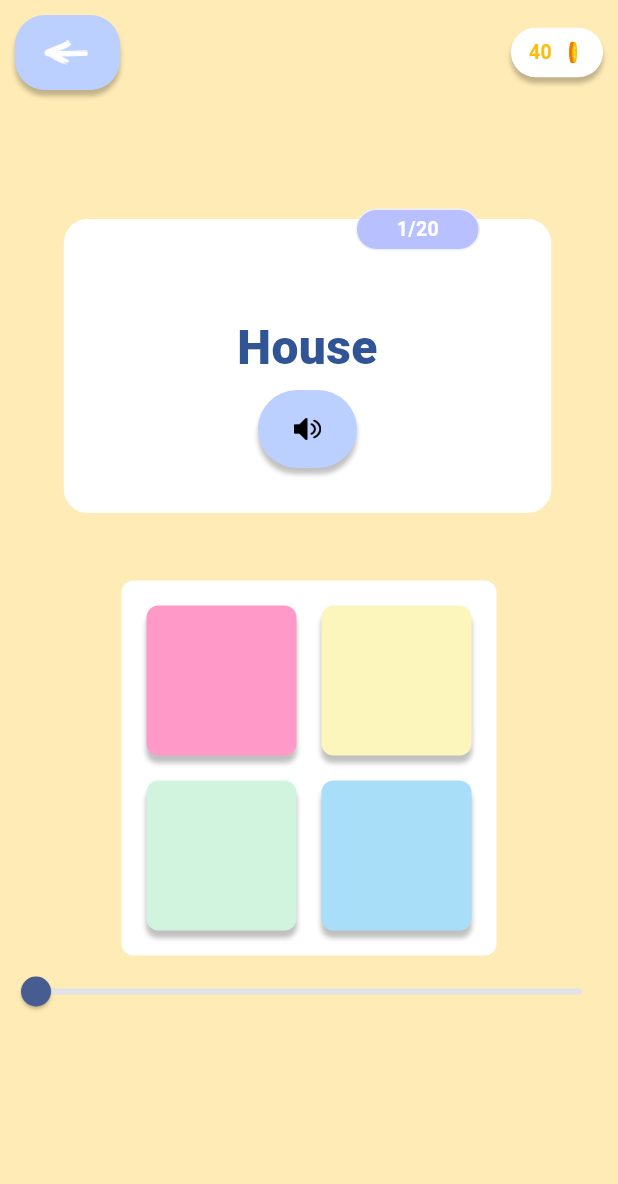
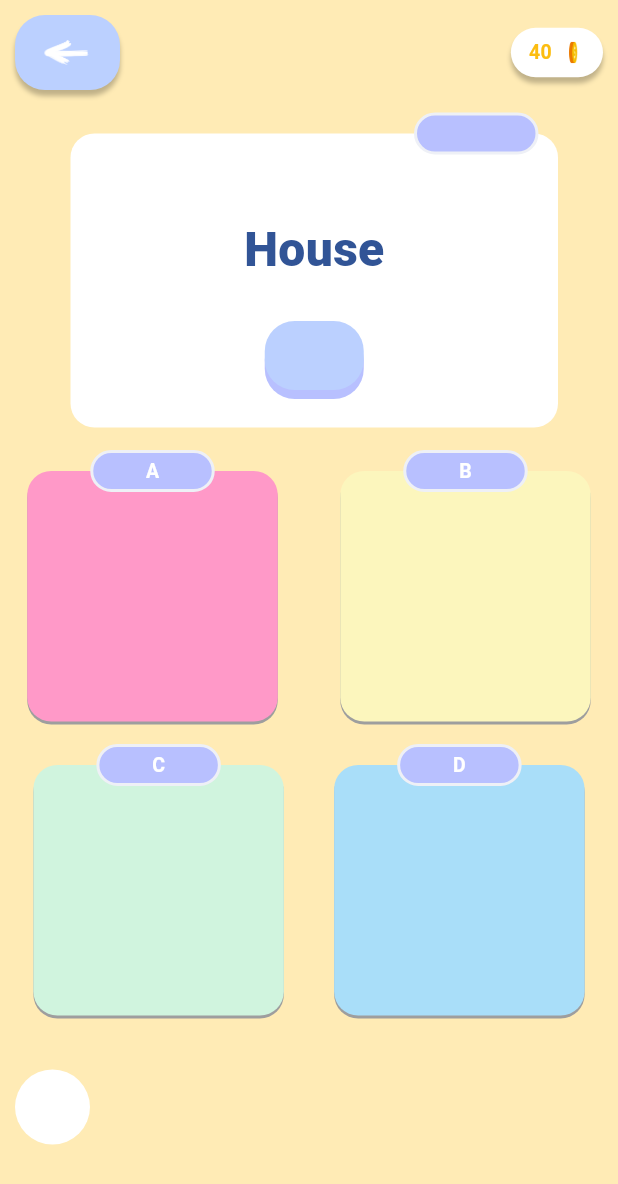
Before and after one commit to phamvmnhut/card-game-for-kid-app, a Flutter app: the PlaySessionScreen screen opened directly with sample values from the repository, on a phone screen of 412 x 824 dp. Shown: the top 1184 px of the screen. Run offline on Flutter 3.47's test engine with Material 2 defaults, Android fonts, the phone set to English and light mode, and no system bars; our stand-ins replace audioplayers, firebase_core, firebase_crashlytics, go_router, google_mobile_ads, in_app_purchase and 1 more; missing offline and left inert: games_services; accounts and stored records are empty.

Commit message:
Update screen play session

```diff
--- a/lib/src/play_session/play_session_screen.dart
+++ b/lib/src/play_session/play_session_screen.dart
@@ -66,125 +66,122 @@ class _PlaySessionScreenState extends State<PlaySessionScreen> {
           body: Stack(
             children: [
               SafeArea(
+                child: Center(
+                  // This is the entirety of the "game".
                   child: Padding(
                     padding: EdgeInsets.fromLTRB(10, 10, 10, 0),
-                  child: Row(
+                    child: Column(
+                      mainAxisAlignment: MainAxisAlignment.start,
+                      crossAxisAlignment: CrossAxisAlignment.center,
+                      children: [
+                        Row(
                           mainAxisAlignment: MainAxisAlignment.spaceBetween,
                           children: const [
                             Back(path: '/play'),
                             GoldCoin(),
                           ],
                         ),
+                        Container(
+                          margin: const EdgeInsets.only(top: 15, left: 7),
+                          width: 325,
+                          height: 210,
+                          decoration: BoxDecoration(
+                            color: Colors.transparent,
+                            borderRadius: BorderRadius.circular(16),
                           ),
-              ),
-              Center(
-                // This is the entirety of the "game".
-                child: Column(
-                  mainAxisAlignment: MainAxisAlignment.center,
-                  children: [
-                    // Align(
-                    //   alignment: Alignment.centerRight,
-                    //   child: InkResponse(
-                    //     onTap: () => GoRouter.of(context).push('/settings'),
-                    //     child: Image.asset(
-                    //       'assets/images/settings.png',
-                    //       semanticLabel: 'Settings',
-                    //     ),
-                    //   ),
-                    // ),
-                    const Spacer(),
-                    Container(
-                      margin: EdgeInsets.fromLTRB(8, 0, 10, 38),
-                      width: double.infinity,
-                      height: 210,
                           child: Stack(
                             children: [
-                          Center(
-                            child: Positioned(
+                              Positioned(
                                 left: 0,
-                              top: 14,
-                              child: Align(
-                                child: SizedBox(
+                                bottom: 0,
+                                child: Container(
                                   width: 325,
                                   height: 196,
-                                  child: Container(
                                   decoration: BoxDecoration(
+                                    color: const Color(0xFFFFFFFF),
                                     borderRadius: BorderRadius.circular(16),
-                                      color: Color(0xffffffff),
+                                  ),
+                                  child: Column(
+                                    mainAxisAlignment: MainAxisAlignment.spaceEvenly,
+                                    children: [
+                                      const SizedBox(
+                                        height: 4,
+                                      ),
+                                      const Text(
+                                        'House',
+                                        style: TextStyle(
+                                            color: Color(0xFF315496),
+                                            fontWeight: FontWeight.w900,
+                                            fontSize: 32),
+                                      ),
+                                      Container(
+                                        width: 66,
+                                        height: 46,
+                                        decoration: BoxDecoration(
+                                            color: const Color(0xFFBBD0FF),
+                                            borderRadius: BorderRadius.circular(20),
+                                            boxShadow: const [
+                                              BoxShadow(
+                                                color: Color(0xFFB8C0FF),
+                                                offset: Offset(0, 6),
+                                              )
+                                            ]),
+                                      ),
+                                    ],
                                   ),
                                 ),
                               ),
-                              ),
-                            ),
-                          ),
-                          Align(
-                            child: Container(
-                              margin: EdgeInsets.only(bottom: 25),
-                              width: 106,
-                              height: 38,
-                              child: Text(
-                                'House',
-                                textAlign: TextAlign.center,
-                                style: TextStyle(
-                                  fontSize: 32,
-                                  fontWeight: FontWeight.w900,
-                                  height: 1.185,
-                                  color: Color(0xff315495),
-                                ),
-                              ),
-                            ),
-                          ),
-                          Align(
-                            alignment: Alignment.bottomCenter,
-                            child: Container(
-                                margin: EdgeInsets.only(bottom: 37),
-                                width: 66,
-                                height: 52,
-                                child:
-                                    Listen(audioController: audioController)),
-                          ),
                               Positioned(
-                            left: 229,
                                 top: 0,
+                                right: 13,
                                 child: Container(
                                   width: 83,
                                   height: 28,
                                   decoration: BoxDecoration(
-                                border: Border.all(color: Color(0xffeef0f6)),
-                                color: Color(0xffb8c0ff),
-                                borderRadius: BorderRadius.circular(25),
-                              ),
-                              child: Center(
-                                child: Text(
-                                  '1/20',
-                                  style: TextStyle(
-                                    fontSize: 13,
-                                    fontWeight: FontWeight.w700,
-                                    height: 1.185,
-                                    color: Color(0xffffffff),
-                                  ),
-                                ),
-                              ),
+                                      color: const Color(0xFFB8C0FF),
+                                      borderRadius: BorderRadius.circular(16),
+                                      border: Border.all(
+                                        color: const Color(0xFFEEF0F6),
+                                        width: 2,
+                                      )),
                                 ),
                               ),
                             ],
                           ),
                         ),
-                    SquareContainer(audioController: audioController),
-                    // Text('Drag the slider to ${widget.level.difficulty}%'
-                    //     ' or above!'),
-                    Consumer<LevelState>(
-                      builder: (context, levelState, child) => Slider(
-                        label: 'Level Progress',
-                        autofocus: true,
-                        value: levelState.progress / 100,
-                        onChanged: (value) =>
-                            levelState.setProgress((value * 100).round()),
-                        onChangeEnd: (value) => levelState.evaluate(),
+                        Row(
+                          mainAxisAlignment: MainAxisAlignment.spaceAround,
+                          children: [
+                            answerWidget('A', const Color(0xFFFF99C8)),
+                            const SizedBox(width: 9),
+                            answerWidget('B', const Color(0xFFFCF6BD)),
+                          ],
+                        ),
+                        Row(
+                          mainAxisAlignment: MainAxisAlignment.spaceEvenly,
+                          children: [
+                            answerWidget('C', const Color(0xFFD0F4DE)),
+                            const SizedBox(width: 9),
+                            answerWidget('D', const Color(0xFFA9DEF9)),
+                          ],
+                        ),
+                        Row(
+                          mainAxisAlignment: MainAxisAlignment.start,
+                          children: [
+                            Container(
+                              margin: const EdgeInsets.only(top: 36),
+                              height: 50,
+                              width: 50,
+                              decoration: BoxDecoration(
+                                color: const Color(0xFFFFFFFF),
+                                borderRadius: BorderRadius.circular(25),
                               ),
                             ),
-                    const Spacer(),
                           ],
+                        )
+                      ],
+                    ),
+                  ),
                 ),
               ),
               SizedBox.expand(
@@ -211,8 +208,7 @@ class _PlaySessionScreenState extends State<PlaySessionScreen> {
     _startOfPlay = DateTime.now();
 
     // Preload ad for the win screen.
-    final adsRemoved =
-        context.read<InAppPurchaseController?>()?.adRemoval.active ?? false;
+    final adsRemoved = context.read<InAppPurchaseController?>()?.adRemoval.active ?? false;
     if (!adsRemoved) {
       final adsController = context.read<AdsController?>();
       adsController?.preloadAd();
@@ -287,8 +283,7 @@ class _ListenState extends State<Listen> {
   Widget build(BuildContext context) {
     return AnimatedContainer(
       duration: Duration(milliseconds: 300),
-      decoration:
-          BoxDecoration(borderRadius: BorderRadius.circular(25), boxShadow: [
+      decoration: BoxDecoration(borderRadius: BorderRadius.circular(25), boxShadow: [
         isPressed
             ? BoxShadow(spreadRadius: -5)
             : BoxShadow(
@@ -319,156 +314,6 @@ class _ListenState extends State<Listen> {
           audioController.playSfx(SfxType.congrats);
         },
         child: Image.asset('assets/images/speaker.png'),
-      ),
-    );
-  }
-}
-
-class SessionPage extends StatefulWidget {
-  const SessionPage({super.key});
-
-  @override
-  State<SessionPage> createState() => _SessionPageState();
-}
-
-class _SessionPageState extends State<SessionPage> {
-  @override
-  Widget build(BuildContext context) {
-    return SafeArea(
-      child: Container(
-        padding: const EdgeInsets.only(top: 29),
-        width: double.infinity,
-        color: const Color(0xFFFFD6FF),
-        child: Padding(
-          padding: const EdgeInsets.only(left: 24),
-          child: SingleChildScrollView(
-            child: Column(
-              mainAxisAlignment: MainAxisAlignment.start,
-              crossAxisAlignment: CrossAxisAlignment.start,
-              children: [
-                Row(
-                  mainAxisAlignment: MainAxisAlignment.spaceBetween,
-                  children: [
-                    Container(
-                      width: 66,
-                      height: 46,
-                      decoration: BoxDecoration(
-                        color: const Color(0xFFBBD0FF),
-                        borderRadius: BorderRadius.circular(20),
-                        boxShadow: const [
-                          BoxShadow(
-                            color: Color(0xFFB8C0FF),
-                            offset: Offset(0, 6),
-                          )
-                        ],
-                      ),
-                    ),
-                    Container(
-                      margin: const EdgeInsets.only(right: 29),
-                      width: 71,
-                      height: 35,
-                      decoration: BoxDecoration(
-                        color: const Color(0xFFFFFFFF),
-                        borderRadius: BorderRadius.circular(25),
-                      ),
-                    )
-                  ],
-                ),
-                Container(
-                  margin: const EdgeInsets.only(top: 15, left: 7),
-                  width: 325,
-                  height: 210,
-                  decoration: BoxDecoration(
-                    color: Colors.transparent,
-                    borderRadius: BorderRadius.circular(16),
-                  ),
-                  child: Stack(
-                    children: [
-                      Positioned(
-                        left: 0,
-                        bottom: 0,
-                        child: Container(
-                          width: 325,
-                          height: 196,
-                          decoration: BoxDecoration(
-                            color: const Color(0xFFFFFFFF),
-                            borderRadius: BorderRadius.circular(16),
-                          ),
-                          child: Column(
-                            mainAxisAlignment: MainAxisAlignment.spaceEvenly,
-                            children: [
-                              const SizedBox(
-                                height: 4,
-                              ),
-                              const Text(
-                                'House',
-                                style: TextStyle(
-                                    color: Color(0xFF315496),
-                                    fontWeight: FontWeight.w900,
-                                    fontSize: 32),
-                              ),
-                              Container(
-                                width: 66,
-                                height: 46,
-                                decoration: BoxDecoration(
-                                    color: const Color(0xFFBBD0FF),
-                                    borderRadius: BorderRadius.circular(20),
-                                    boxShadow: const [
-                                      BoxShadow(
-                                        color: Color(0xFFB8C0FF),
-                                        offset: Offset(0, 6),
-                                      )
-                                    ]),
-                              ),
-                            ],
-                          ),
-                        ),
-                      ),
-                      Positioned(
-                        top: 0,
-                        right: 13,
-                        child: Container(
-                          width: 83,
-                          height: 28,
-                          decoration: BoxDecoration(
-                              color: const Color(0xFFB8C0FF),
-                              borderRadius: BorderRadius.circular(16),
-                              border: Border.all(
-                                color: const Color(0xFFEEF0F6),
-                                width: 2,
-                              )),
-                        ),
-                      ),
-                    ],
-                  ),
-                ),
-                Row(
-                  children: [
-                    answerWidget('A', const Color(0xFFFF99C8)),
-                    const SizedBox(width: 9),
-                    answerWidget('B', const Color(0xFFFCF6BD)),
-                  ],
-                ),
-                Row(
-                  children: [
-                    answerWidget('C', const Color(0xFFD0F4DE)),
-                    const SizedBox(width: 9),
-                    answerWidget('D', const Color(0xFFA9DEF9)),
-                  ],
-                ),
-                Container(
-                  margin: const EdgeInsets.only(top: 36),
-                  height: 50,
-                  width: 50,
-                  decoration: BoxDecoration(
-                    color: const Color(0xFFFFFFFF),
-                    borderRadius: BorderRadius.circular(25),
-                  ),
-                )
-              ],
-            ),
-          ),
-        ),
       ),
     );
   }
```
Lines whose indentation alone changed are shown as unchanged.
